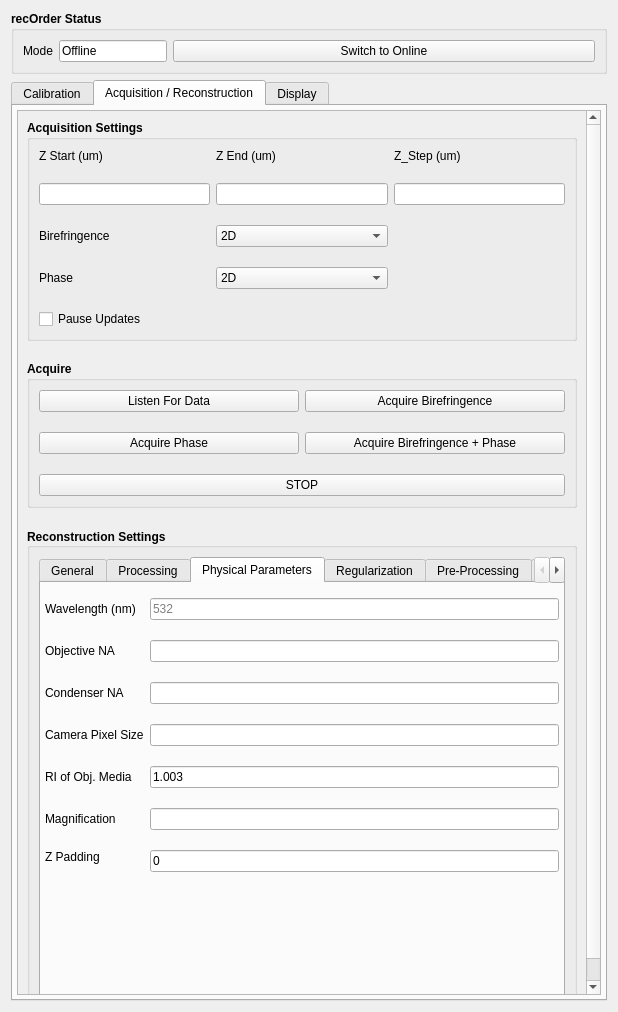
The window that recOrder/plugin/qtdesigner/recOrder_calibration_v5.ui (mehta-lab/waveorder) describes before a commit, drawn with Qt 5.
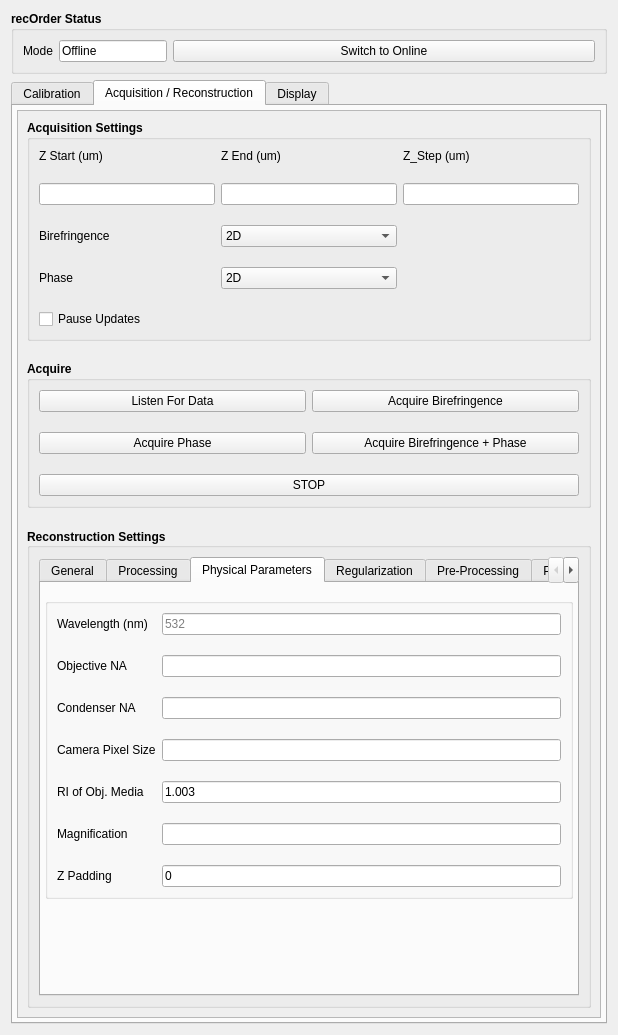
The same window after the commit. The open tabs and pages were chosen to show the change. Custom widgets are drawn as their Qt base class.

What changed in the file:
```diff
--- a/recOrder/plugin/qtdesigner/recOrder_calibration_v5.ui
+++ b/recOrder/plugin/qtdesigner/recOrder_calibration_v5.ui
@@ -10,7 +10,7 @@
     <x>0</x>
     <y>0</y>
     <width>618</width>
-    <height>1012</height>
+    <height>1035</height>
    </rect>
   </property>
   <property name="sizePolicy">
@@ -1033,7 +1033,7 @@
             <x>0</x>
             <y>0</y>
             <width>578</width>
-            <height>884</height>
+            <height>923</height>
            </rect>
           </property>
           <property name="sizePolicy">
@@ -1653,7 +1653,42 @@
                   <property name="verticalSpacing">
                    <number>20</number>
                   </property>
-                  <item row="2" column="0">
+                  <item row="0" column="0" alignment="Qt::AlignTop">
+                   <widget class="QGroupBox" name="groupBox_3">
+                    <property name="title">
+                     <string/>
+                    </property>
+                    <layout class="QGridLayout" name="gridLayout_30">
+                     <property name="verticalSpacing">
+                      <number>20</number>
+                     </property>
+                     <item row="0" column="0">
+                      <widget class="QLabel" name="label_recon_wavelength">
+                       <property name="sizePolicy">
+                        <sizepolicy hsizetype="Fixed" vsizetype="Preferred">
+                         <horstretch>0</horstretch>
+                         <verstretch>0</verstretch>
+                        </sizepolicy>
+                       </property>
+                       <property name="text">
+                        <string>Wavelength (nm)</string>
+                       </property>
+                      </widget>
+                     </item>
+                     <item row="0" column="1">
+                      <widget class="QLineEdit" name="le_recon_wavelength">
+                       <property name="sizePolicy">
+                        <sizepolicy hsizetype="Preferred" vsizetype="Fixed">
+                         <horstretch>0</horstretch>
+                         <verstretch>0</verstretch>
+                        </sizepolicy>
+                       </property>
+                       <property name="placeholderText">
+                        <string>532</string>
+                       </property>
+                      </widget>
+                     </item>
+                     <item row="1" column="0">
                    <widget class="QLabel" name="label_obj_na">
                     <property name="sizePolicy">
                      <sizepolicy hsizetype="Fixed" vsizetype="Preferred">
@@ -1666,7 +1701,7 @@
                     </property>
                    </widget>
                   </item>
-                  <item row="2" column="2">
+                     <item row="1" column="1">
                    <widget class="QLineEdit" name="le_obj_na">
                     <property name="sizePolicy">
                      <sizepolicy hsizetype="Preferred" vsizetype="Fixed">
@@ -1676,56 +1711,7 @@
                     </property>
                    </widget>
                   </item>
-                  <item row="7" column="2">
-                   <widget class="QLineEdit" name="le_mag">
-                    <property name="sizePolicy">
-                     <sizepolicy hsizetype="Preferred" vsizetype="Fixed">
-                      <horstretch>0</horstretch>
-                      <verstretch>0</verstretch>
-                     </sizepolicy>
-                    </property>
-                   </widget>
-                  </item>
-                  <item row="7" column="0">
-                   <widget class="QLabel" name="label_mag">
-                    <property name="sizePolicy">
-                     <sizepolicy hsizetype="Fixed" vsizetype="Preferred">
-                      <horstretch>0</horstretch>
-                      <verstretch>0</verstretch>
-                     </sizepolicy>
-                    </property>
-                    <property name="text">
-                     <string>Magnification</string>
-                    </property>
-                   </widget>
-                  </item>
-                  <item row="8" column="0" alignment="Qt::AlignTop">
-                   <widget class="QLabel" name="label_pad_z">
-                    <property name="sizePolicy">
-                     <sizepolicy hsizetype="Fixed" vsizetype="Preferred">
-                      <horstretch>0</horstretch>
-                      <verstretch>0</verstretch>
-                     </sizepolicy>
-                    </property>
-                    <property name="text">
-                     <string>Z Padding</string>
-                    </property>
-                   </widget>
-                  </item>
-                  <item row="1" column="0">
-                   <widget class="QLabel" name="label_recon_wavelength">
-                    <property name="sizePolicy">
-                     <sizepolicy hsizetype="Fixed" vsizetype="Preferred">
-                      <horstretch>0</horstretch>
-                      <verstretch>0</verstretch>
-                     </sizepolicy>
-                    </property>
-                    <property name="text">
-                     <string>Wavelength (nm)</string>
-                    </property>
-                   </widget>
-                  </item>
-                  <item row="3" column="0">
+                     <item row="2" column="0">
                    <widget class="QLabel" name="label_cond_na">
                     <property name="sizePolicy">
                      <sizepolicy hsizetype="Fixed" vsizetype="Preferred">
@@ -1738,46 +1724,17 @@
                     </property>
                    </widget>
                   </item>
-                  <item row="4" column="2">
-                   <widget class="QLineEdit" name="le_ps">
+                     <item row="2" column="1">
+                      <widget class="QLineEdit" name="le_cond_na">
                     <property name="sizePolicy">
                      <sizepolicy hsizetype="Preferred" vsizetype="Fixed">
                       <horstretch>0</horstretch>
                       <verstretch>0</verstretch>
                      </sizepolicy>
                     </property>
-                    <property name="text">
-                     <string/>
-                    </property>
-                   </widget>
-                  </item>
-                  <item row="8" column="2" alignment="Qt::AlignTop">
-                   <widget class="QLineEdit" name="le_pad_z">
-                    <property name="sizePolicy">
-                     <sizepolicy hsizetype="Preferred" vsizetype="Fixed">
-                      <horstretch>0</horstretch>
-                      <verstretch>0</verstretch>
-                     </sizepolicy>
-                    </property>
-                    <property name="text">
-                     <string>0</string>
-                    </property>
-                   </widget>
-                  </item>
-                  <item row="1" column="2">
-                   <widget class="QLineEdit" name="le_recon_wavelength">
-                    <property name="sizePolicy">
-                     <sizepolicy hsizetype="Preferred" vsizetype="Fixed">
-                      <horstretch>0</horstretch>
-                      <verstretch>0</verstretch>
-                     </sizepolicy>
-                    </property>
-                    <property name="placeholderText">
-                     <string>532</string>
-                    </property>
-                   </widget>
-                  </item>
-                  <item row="4" column="0">
+                      </widget>
+                     </item>
+                     <item row="3" column="0">
                    <widget class="QLabel" name="label_ps">
                     <property name="sizePolicy">
                      <sizepolicy hsizetype="Fixed" vsizetype="Preferred">
@@ -1790,7 +1747,20 @@
                     </property>
                    </widget>
                   </item>
-                  <item row="6" column="0">
+                     <item row="3" column="1">
+                      <widget class="QLineEdit" name="le_ps">
+                       <property name="sizePolicy">
+                        <sizepolicy hsizetype="Preferred" vsizetype="Fixed">
+                         <horstretch>0</horstretch>
+                         <verstretch>0</verstretch>
+                        </sizepolicy>
+                       </property>
+                       <property name="text">
+                        <string/>
+                       </property>
+                      </widget>
+                     </item>
+                     <item row="4" column="0">
                    <widget class="QLabel" name="label_n_media">
                     <property name="sizePolicy">
                      <sizepolicy hsizetype="Fixed" vsizetype="Preferred">
@@ -1803,7 +1773,7 @@
                     </property>
                    </widget>
                   </item>
-                  <item row="6" column="2">
+                     <item row="4" column="1">
                    <widget class="QLineEdit" name="le_n_media">
                     <property name="sizePolicy">
                      <sizepolicy hsizetype="Preferred" vsizetype="Fixed">
@@ -1816,14 +1786,56 @@
                     </property>
                    </widget>
                   </item>
-                  <item row="3" column="2">
-                   <widget class="QLineEdit" name="le_cond_na">
+                     <item row="5" column="0">
+                      <widget class="QLabel" name="label_mag">
                     <property name="sizePolicy">
+                        <sizepolicy hsizetype="Fixed" vsizetype="Preferred">
+                         <horstretch>0</horstretch>
+                         <verstretch>0</verstretch>
+                        </sizepolicy>
+                       </property>
+                       <property name="text">
+                        <string>Magnification</string>
+                       </property>
+                      </widget>
+                     </item>
+                     <item row="5" column="1">
+                      <widget class="QLineEdit" name="le_mag">
+                       <property name="sizePolicy">
                      <sizepolicy hsizetype="Preferred" vsizetype="Fixed">
                       <horstretch>0</horstretch>
                       <verstretch>0</verstretch>
                      </sizepolicy>
                     </property>
+                      </widget>
+                     </item>
+                     <item row="6" column="0">
+                      <widget class="QLabel" name="label_pad_z">
+                       <property name="sizePolicy">
+                        <sizepolicy hsizetype="Fixed" vsizetype="Preferred">
+                         <horstretch>0</horstretch>
+                         <verstretch>0</verstretch>
+                        </sizepolicy>
+                       </property>
+                       <property name="text">
+                        <string>Z Padding</string>
+                       </property>
+                      </widget>
+                     </item>
+                     <item row="6" column="1">
+                      <widget class="QLineEdit" name="le_pad_z">
+                       <property name="sizePolicy">
+                        <sizepolicy hsizetype="Preferred" vsizetype="Fixed">
+                         <horstretch>0</horstretch>
+                         <verstretch>0</verstretch>
+                        </sizepolicy>
+                       </property>
+                       <property name="text">
+                        <string>0</string>
+                       </property>
+                      </widget>
+                     </item>
+                    </layout>
                    </widget>
                   </item>
                  </layout>
```
Left out of the diff: 432 changed lines with no effect on the pictures. Lines whose indentation alone changed are shown as unchanged.
